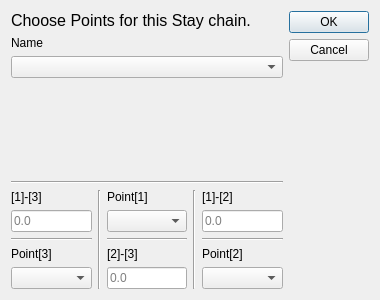
KmolYuan/Pyslvs-UI, file core/draw/edit_stay_chain.ui: the form before one commit.
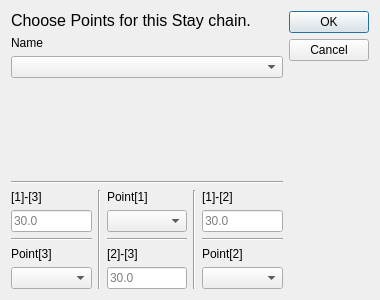
The form after the commit. Icons and pictures are not drawn.

```diff
--- a/core/draw/edit_stay_chain.ui
+++ b/core/draw/edit_stay_chain.ui
@@ -107,7 +107,7 @@
          <item>
           <widget class="QLineEdit" name="p1_p3">
            <property name="placeholderText">
-            <string>0.0</string>
+            <string>30.0</string>
            </property>
           </widget>
          </item>
@@ -166,7 +166,7 @@
          <item>
           <widget class="QLineEdit" name="p2_p3">
            <property name="placeholderText">
-            <string>0.0</string>
+            <string>30.0</string>
            </property>
           </widget>
          </item>
@@ -191,7 +191,7 @@
          <item>
           <widget class="QLineEdit" name="p1_p2">
            <property name="placeholderText">
-            <string>0.0</string>
+            <string>30.0</string>
            </property>
           </widget>
          </item>
```
